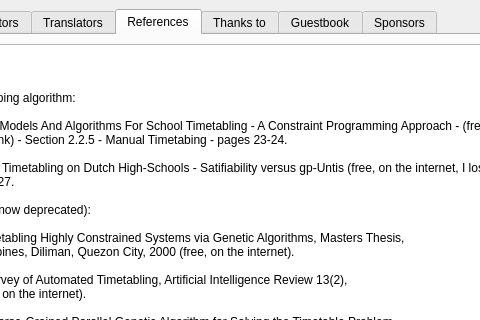
Old version of the form fet/src/interface/helpaboutform_template.ui in the repository vonmecheln/fet; both pictures show x 128 to 608 and y 0 to 320 of the 707 by 409 pixel window.
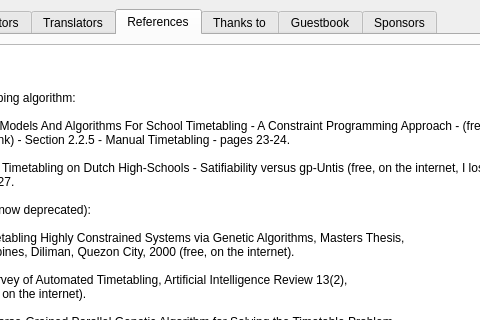
New version of the form. The open tabs and pages were chosen to show the change.

The edit to the form file:
```diff
--- a/fet/src/interface/helpaboutform_template.ui
+++ b/fet/src/interface/helpaboutform_template.ui
@@ -232,7 +232,7 @@
 &lt;p style="-qt-paragraph-type:empty; margin-top:0px; margin-bottom:0px; margin-left:0px; margin-right:0px; -qt-block-indent:0; text-indent:0px;">&lt;/p>
 &lt;p style=" margin-top:0px; margin-bottom:0px; margin-left:0px; margin-right:0px; -qt-block-indent:0; text-indent:0px;">Backtracking swapping algorithm:&lt;/p>
 &lt;p style="-qt-paragraph-type:empty; margin-top:0px; margin-bottom:0px; margin-left:0px; margin-right:0px; -qt-block-indent:0; text-indent:0px;">&lt;/p>
-&lt;p style=" margin-top:0px; margin-bottom:0px; margin-left:0px; margin-right:0px; -qt-block-indent:0; text-indent:0px;">[1] Michael Marte - Models And Algorithms For School Timetabling - A Constraint Programming Approach - (free, on the internet, I lost the link) - Section 2.2.5 - Manual Timetabing - pages 23-24.&lt;/p>
+&lt;p style=" margin-top:0px; margin-bottom:0px; margin-left:0px; margin-right:0px; -qt-block-indent:0; text-indent:0px;">[1] Michael Marte - Models And Algorithms For School Timetabling - A Constraint Programming Approach - (free, on the internet, I lost the link) - Section 2.2.5 - Manual Timetabling - pages 23-24.&lt;/p>
 &lt;p style="-qt-paragraph-type:empty; margin-top:0px; margin-bottom:0px; margin-left:0px; margin-right:0px; -qt-block-indent:0; text-indent:0px;">&lt;/p>
 &lt;p style=" margin-top:0px; margin-bottom:0px; margin-left:0px; margin-right:0px; -qt-block-indent:0; text-indent:0px;">[2] Jantien Hartog - Timetabling on Dutch High-Schools - Satifiability versus gp-Untis (free, on the internet, I lost the link) - Section 5.2 - page 27.&lt;/p>
 &lt;p style="-qt-paragraph-type:empty; margin-top:0px; margin-bottom:0px; margin-left:0px; margin-right:0px; -qt-block-indent:0; text-indent:0px;">&lt;/p>
```
Left out of the diff: 4 changed lines with no effect on the pictures.
